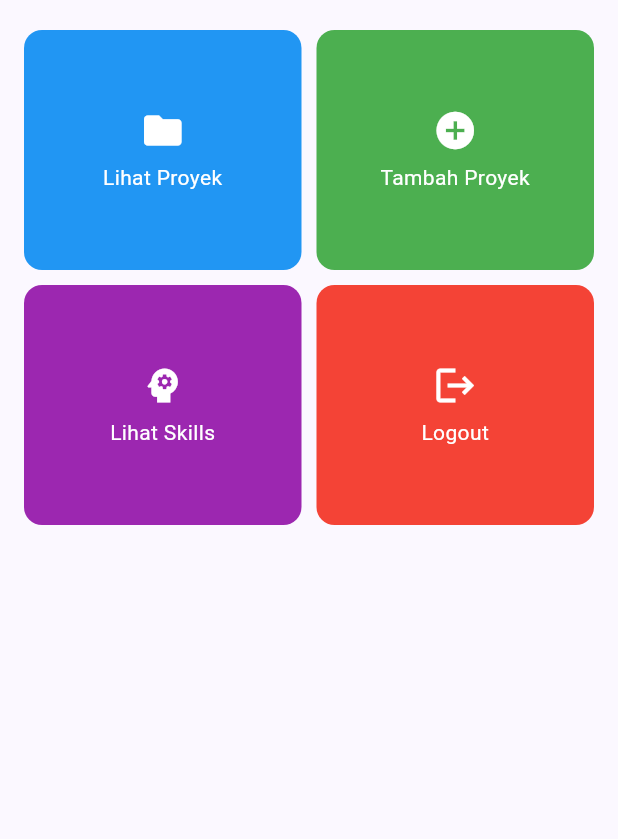
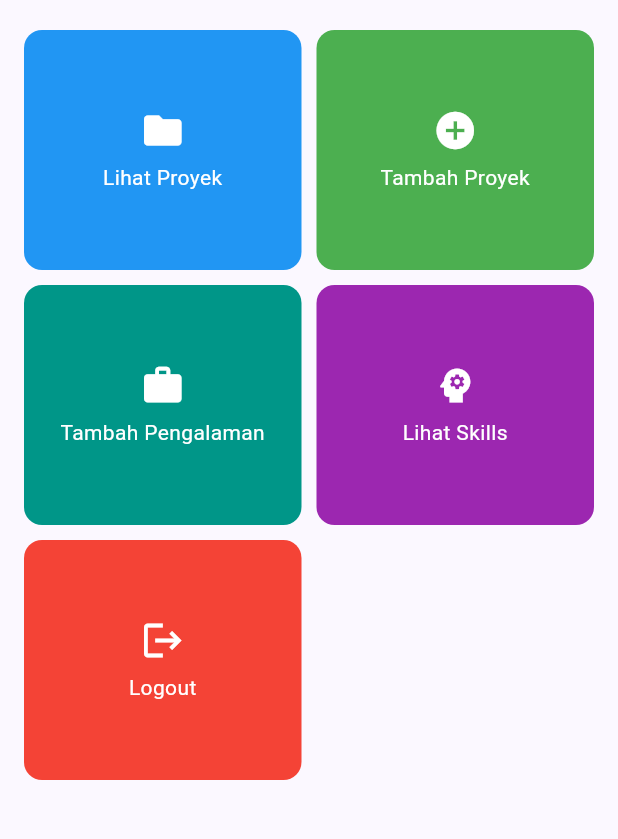
Before and after one commit to RizkiManik-W/myportofolio_mobile, a Flutter app: the screen it shows after launch, on a phone screen of 412 x 824 dp, the part 387-1226 px from its top. Run offline on Flutter 3.47's test engine with Material 3 defaults, Android fonts, the phone set to English and light mode, and no system bars; our stand-ins replace material_ui.

Commit message:
feat: add Tambah Pengalaman card that pushes ExperienceFormPage

```diff
--- a/lib/screens/menu.dart
+++ b/lib/screens/menu.dart
@@ -12,6 +12,7 @@ class MyHomePage extends StatelessWidget {
   final List<ItemHomepage> items = const [
     ItemHomepage('Lihat Proyek', Icons.folder, Colors.blue),
     ItemHomepage('Tambah Proyek', Icons.add_circle, Colors.green),
+    ItemHomepage('Tambah Pengalaman', Icons.work, Colors.teal),
     ItemHomepage('Lihat Skills', Icons.psychology, Colors.purple),
     ItemHomepage('Logout', Icons.logout, Colors.red),
   ];
@@ -56,14 +57,16 @@ class MyHomePage extends StatelessWidget {
                     textAlign: TextAlign.center,
                     style: TextStyle(fontWeight: FontWeight.bold, fontSize: 18),
                   ),
-                  // Phones get a 2x2 grid, wider screens put all cards in one row.
+                  // Phones get 2 columns, wider screens put all cards in one row.
                   LayoutBuilder(
                     builder: (context, constraints) => GridView.count(
                       primary: false,
                       shrinkWrap: true,
                       physics: const NeverScrollableScrollPhysics(),
                       padding: const EdgeInsets.symmetric(vertical: 20),
-                      crossAxisCount: constraints.maxWidth < 600 ? 2 : 4,
+                      crossAxisCount: constraints.maxWidth < 600
+                          ? 2
+                          : items.length,
                       mainAxisExtent: 160,
                       crossAxisSpacing: 10,
                       mainAxisSpacing: 10,
--- a/lib/widgets/project_card.dart
+++ b/lib/widgets/project_card.dart
@@ -1,4 +1,5 @@
 import 'package:material_ui/material_ui.dart';
+import 'package:myportofolio_mobile/screens/experience_form.dart';
 import 'package:myportofolio_mobile/screens/project_form.dart';
 
 class ItemHomepage {
@@ -32,11 +33,17 @@ class ItemCard extends StatelessWidget {
               ),
             );
 
-          // Navigasi ke form tambah proyek
-          if (item.name == 'Tambah Proyek') {
+          // Kartu yang punya halaman tujuan dibuka dengan push, sehingga
+          // halaman utama tetap di bawahnya dan tombol back bisa dipakai.
+          final Widget? destination = switch (item.name) {
+            'Tambah Proyek' => const ProjectFormPage(),
+            'Tambah Pengalaman' => const ExperienceFormPage(),
+            _ => null,
+          };
+          if (destination != null) {
             Navigator.push(
               context,
-              MaterialPageRoute(builder: (context) => const ProjectFormPage()),
+              MaterialPageRoute(builder: (context) => destination),
             );
           }
         },
```
Also changed, not shown: 1 other file.
